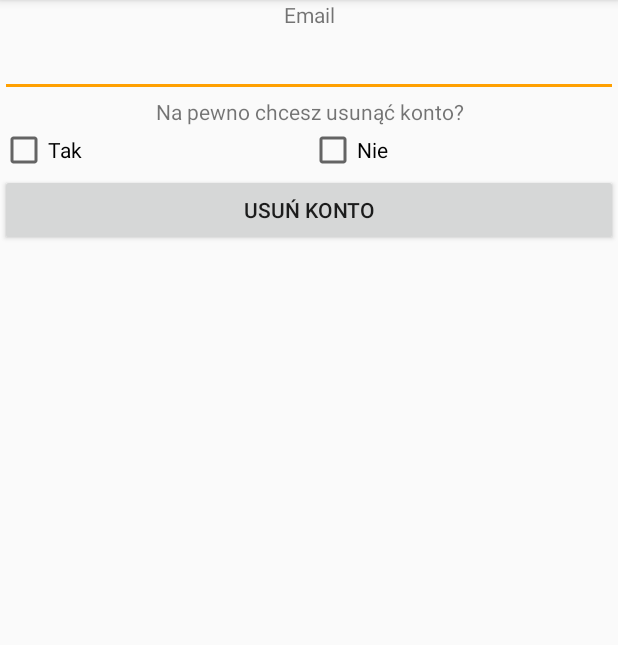
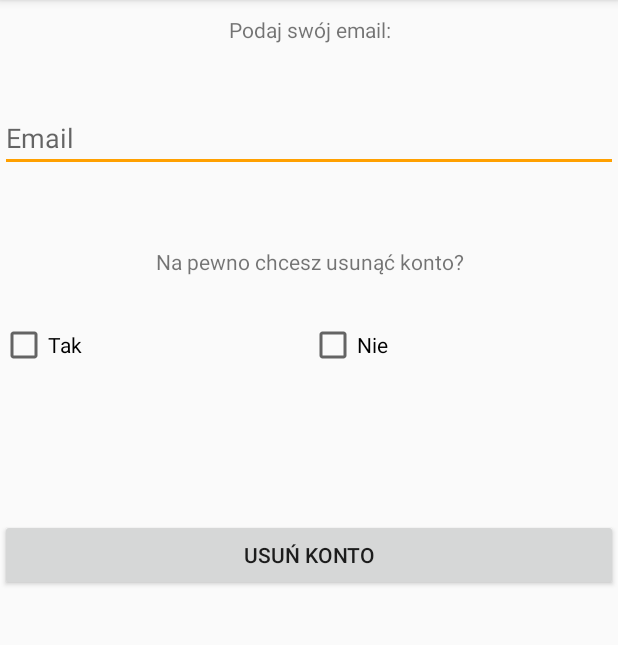
Before and after one commit to Malinowski-Ponikowski-Litwiniec/Projekt, an Android app: the EditOrDelete screen opened directly, with no data from a screen before it, after a tap on "USUŃ KONTO", on a phone screen of 412 x 824 dp, the part 84-729 px from its top. Run offline under Robolectric (Android 15) with nearby library versions, the light colour scheme and no system bars; our stand-ins replace Firebase (no records; nobody signed in at launch, a user with empty details on screens opened directly).

Commit message:
dopracowanie formularza danych, drobne poprawki

```diff
--- a/app/src/main/java/com/google/firebase/quickstart/auth/DeleteActivity.java
+++ b/app/src/main/java/com/google/firebase/quickstart/auth/DeleteActivity.java
@@ -64,7 +64,7 @@ public class DeleteActivity extends AppCompatActivity {
             }else{
                 if(takCheck.isChecked()){
                     FirebaseUser user = mAuth.getCurrentUser();
-                    if(user.getEmail().equals(emailInput.getText().toString())) {
+                    if(user.getEmail().equals((emailInput.getText().toString()).replaceAll("\\s",""))) {
                         user.delete();
                         Toast.makeText(DeleteActivity.this, "Twoje konto zostało usunięte", Toast.LENGTH_SHORT).show();
 
--- a/app/src/main/java/com/google/firebase/quickstart/auth/EditOrDelete.java
+++ b/app/src/main/java/com/google/firebase/quickstart/auth/EditOrDelete.java
@@ -5,19 +5,30 @@ import android.support.v7.app.AppCompatActivity;
 import android.os.Bundle;
 import android.view.View;
 import android.widget.Button;
+import android.widget.Toast;
+
+import com.google.firebase.auth.FirebaseAuth;
 
 public class EditOrDelete extends AppCompatActivity {
     public Button editBtn;
     public Button deleteBtn;
+    public Button signOutBtn;
+
+    private FirebaseAuth mAuth;
+
     @Override
     protected void onCreate(Bundle savedInstanceState) {
         super.onCreate(savedInstanceState);
         setContentView(R.layout.activity_edit_or_delete);
          editBtn = (Button)findViewById(R.id.editBtn);
          deleteBtn = (Button)findViewById(R.id.deleteBtn);
+         signOutBtn = (Button)findViewById(R.id.signOutBtn);
+
          editBtn.setOnClickListener(editBtnOnClick);
          deleteBtn.setOnClickListener(deleteBtnOnClick);
+         signOutBtn.setOnClickListener(singOutBtnClick);
 
+        mAuth = FirebaseAuth.getInstance();
 
     }
     View.OnClickListener editBtnOnClick = new View.OnClickListener() {
@@ -34,4 +45,17 @@ public class EditOrDelete extends AppCompatActivity {
             startActivity(intent);
         }
     };
+    View.OnClickListener singOutBtnClick = new View.OnClickListener () {
+        @Override
+        public void onClick(View v) {
+            Toast.makeText(EditOrDelete.this, "Wylogowano", Toast.LENGTH_SHORT).show();
+            mAuth.signOut();
+            updateUI();
+        }
+    };
+
+    private void updateUI() {
+        Intent intent = new Intent(this, EmailPasswordActivity.class);
+        startActivity(intent);
+    }
 }
--- a/app/src/main/java/com/google/firebase/quickstart/auth/EmailPasswordActivity.java
+++ b/app/src/main/java/com/google/firebase/quickstart/auth/EmailPasswordActivity.java
@@ -149,7 +149,7 @@ public class EmailPasswordActivity extends BaseActivity implements
                         if (task.isSuccessful()) {
                             // Sign in success, update UI with the signed-in user's information
                             Log.d(TAG, "signInWithEmail:success");
-                            Toast.makeText(EmailPasswordActivity.this, "Authentication passed.",
+                            Toast.makeText(EmailPasswordActivity.this, "Zalogowano",
                                     Toast.LENGTH_SHORT).show();
                             FirebaseUser user = mAuth.getCurrentUser();
 //                            updateUI(user);
@@ -158,7 +158,7 @@ public class EmailPasswordActivity extends BaseActivity implements
                         } else {
                             // If sign in fails, display a message to the user.
                             Log.w(TAG, "signInWithEmail:failure", task.getException());
-                            Toast.makeText(EmailPasswordActivity.this, "Authentication failed.",
+                            Toast.makeText(EmailPasswordActivity.this, "Błędny email lub hasło!",
                                     Toast.LENGTH_SHORT).show();
                             updateUI(null);
                         }
--- a/app/src/main/java/com/google/firebase/quickstart/auth/Goal.java
+++ b/app/src/main/java/com/google/firebase/quickstart/auth/Goal.java
@@ -63,8 +63,8 @@ public class Goal extends AppCompatActivity {
     View.OnClickListener sendToDatabaseOnClick = new View.OnClickListener() {
         @Override
         public void onClick(View v) {
+
             Pattern pattern = Pattern.compile("\\d+(\\.\\d+)?");
-
 
             String ageString = age.getText().toString();
             Matcher ageMatcher = pattern.matcher(ageString);
@@ -78,7 +78,6 @@ public class Goal extends AppCompatActivity {
                 Toast.makeText(Goal.this, "Wszystkie pola muszą być uzupełnione", Toast.LENGTH_SHORT).show();
             } else if (!ageMatcher.matches() || !weightMatcher.matches() || !heightMatcher.matches()) {
                 Toast.makeText(Goal.this, "Podaj poprawne dane", Toast.LENGTH_SHORT).show();
-
             } else if (Double.valueOf(ageString) > 150) {
                 Toast.makeText(Goal.this, "Podany wiek jest za wysoki", Toast.LENGTH_SHORT).show();
             } else if (Double.valueOf(weightString) > 300) {
@@ -109,5 +108,7 @@ public class Goal extends AppCompatActivity {
         startActivity(intent);
     }
 
+    ;
+
 
 }
--- a/app/src/main/res/layout/activity_delete.xml
+++ b/app/src/main/res/layout/activity_delete.xml
@@ -28,15 +28,18 @@
                     android:layout_width="match_parent"
                     android:layout_height="wrap_content"
                     android:layout_weight="1"
-                    android:text="Email"
-                    android:textAlignment="center"/>
+                    android:text="Podaj swój email:"
+                    android:layout_marginTop="10dp"
+                    android:textAlignment="center" />
 
                 <EditText
                     android:id="@+id/emailInput"
                     android:layout_width="match_parent"
                     android:layout_height="wrap_content"
                     android:layout_weight="1"
-                    android:text="" />
+                    android:layout_marginTop="40dp"
+                    android:hint="Email"
+                    android:inputType="textEmailAddress" />
 
             </LinearLayout>
 
@@ -49,12 +52,14 @@
             android:layout_height="wrap_content"
             android:layout_weight="1"
             android:text="Na pewno chcesz usunąć konto?"
+            android:layout_marginTop="50dp"
             android:textAlignment="center"/>
 
         <LinearLayout
             android:layout_width="match_parent"
             android:layout_height="wrap_content"
             android:layout_weight="1"
+            android:layout_marginTop="30dp"
             android:orientation="horizontal">
 
             <CheckBox
@@ -77,6 +82,7 @@
             android:layout_width="match_parent"
             android:layout_height="wrap_content"
             android:layout_weight="1"
+            android:layout_marginTop="100dp"
             android:text="Usuń konto" />
 
     </LinearLayout>
--- a/app/src/main/res/layout/activity_edit.xml
+++ b/app/src/main/res/layout/activity_edit.xml
@@ -30,6 +30,7 @@
             android:layout_height="wrap_content"
             android:layout_x="186dp"
             android:layout_y="196dp"
+            android:inputType="numberDecimal"
             android:textSize="18sp" />
 
         <TextView
@@ -47,6 +48,7 @@
             android:layout_height="wrap_content"
             android:layout_x="189dp"
             android:layout_y="136dp"
+            android:inputType="numberDecimal"
             android:textSize="18sp" />
 
         <TextView
@@ -64,6 +66,7 @@
             android:layout_height="wrap_content"
             android:layout_x="192dp"
             android:layout_y="257dp"
+            android:inputType="numberDecimal"
             android:textSize="18sp" />
 
         <TextView
--- a/app/src/main/res/layout/activity_emailpassword.xml
+++ b/app/src/main/res/layout/activity_emailpassword.xml
@@ -18,10 +18,12 @@
         <ImageView
             android:id="@+id/icon"
             style="@style/ThemeOverlay.FirebaseIcon"
-            android:layout_width="wrap_content"
-            android:layout_height="wrap_content"
+            android:layout_width="214dp"
+            android:layout_height="156dp"
             android:contentDescription="@string/desc_firebase_lockup"
+            android:scaleType="fitXY"
             android:src="@drawable/logo" />
+
 
     </LinearLayout>
 
--- a/app/src/main/res/layout/activity_goal.xml
+++ b/app/src/main/res/layout/activity_goal.xml
@@ -31,7 +31,7 @@
             android:layout_x="186dp"
             android:layout_y="196dp"
             android:textSize="18sp"
-            android:inputType="number"/>
+            android:inputType="numberDecimal"/>
 
         <TextView
             android:id="@+id/textViewWeight"
@@ -49,7 +49,7 @@
             android:layout_x="189dp"
             android:layout_y="136dp"
             android:textSize="18sp"
-            android:inputType="number"/>
+            android:inputType="numberDecimal"/>
 
         <TextView
             android:id="@+id/textViewHeight"
@@ -67,7 +67,7 @@
             android:layout_x="192dp"
             android:layout_y="257dp"
             android:textSize="18sp"
-            android:inputType="number"/>
+            android:inputType="numberDecimal"/>
 
         <TextView
             android:id="@+id/textViewActivityLevel"
```
Also changed, not shown: app/src/main/java/com/google/firebase/quickstart/auth/EditActivity.java (+5 -4 lines), app/src/main/res/layout/activity_edit_or_delete.xml (+7 -0 lines), 70 other files.
